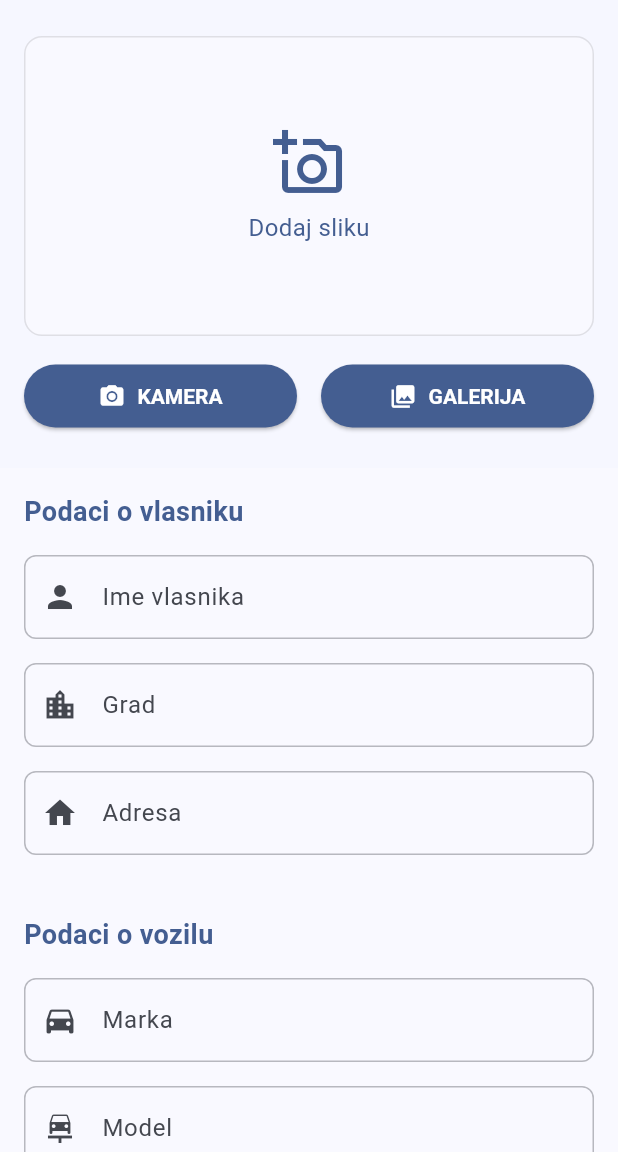
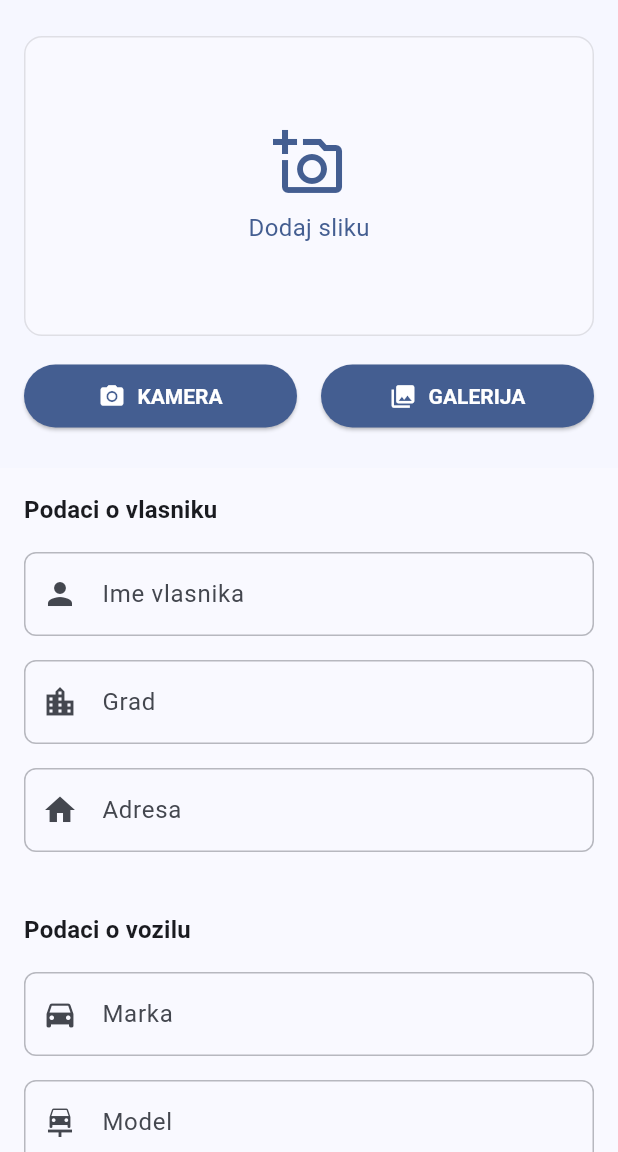
Before and after one commit to SebastijanKokai/Carlog, a Flutter app: the screen it shows once a user with an empty profile is signed in, after a tap on the "add" icon, on a phone screen of 412 x 824 dp, the part 84-1236 px from its top. Run offline on Flutter 3.47's test engine with Material 3 defaults, Android fonts, the phone set to English and light mode, and no system bars; our stand-ins replace cloud_firestore, firebase_auth, firebase_core, flutter_dotenv, flutter_image_compress, image_picker; missing offline and left inert: flutter_debouncer; accounts and stored records are empty; generated files the repository leaves out were written again.

Commit message:
refactor: move form sections to widgets and add sectionTitle to theme extensions

```diff
--- a/lib/extensions/theme_extensions.dart
+++ b/lib/extensions/theme_extensions.dart
@@ -9,6 +9,11 @@ extension ThemeX on BuildContext {
         fontWeight: FontWeight.bold,
         color: colorScheme.primary,
       );
+  TextStyle get sectionTitle =>
+      textTheme.titleMedium?.copyWith(
+        fontWeight: FontWeight.bold,
+      ) ??
+      const TextStyle(fontWeight: FontWeight.bold);
 
   Color get primaryColor => colorScheme.primary;
   Color get surfaceColor => colorScheme.surface;
--- a/lib/screens/car_entry/car_entry_screen.dart
+++ b/lib/screens/car_entry/car_entry_screen.dart
@@ -2,9 +2,10 @@ import 'dart:io';
 
 import 'package:carlog/models/car_details_model.dart';
 import 'package:carlog/screens/car_entry/car_entry_form_controller.dart';
+import 'package:carlog/screens/car_entry/widgets/additional_info_section.dart';
+import 'package:carlog/screens/car_entry/widgets/owner_data_section.dart';
+import 'package:carlog/screens/car_entry/widgets/vehicle_data_section.dart';
 import 'package:carlog/services/azure_document_service.dart';
-import 'package:carlog/widgets/form_section.dart';
-import 'package:carlog/widgets/form_text_field.dart';
 import 'package:carlog/widgets/image_picker_section.dart';
 import 'package:carlog/widgets/loading_overlay.dart';
 import 'package:cloud_firestore/cloud_firestore.dart';
@@ -166,83 +167,11 @@ class CarEntryScreenState extends State<CarEntryScreen> {
                 child: Column(
                   crossAxisAlignment: CrossAxisAlignment.stretch,
                   children: [
-                    FormSection(
-                      title: 'Podaci o vlasniku',
-                      fields: [
-                        FormTextField(
-                          controller: _formController.ownerController,
-                          label: 'Ime vlasnika',
-                          icon: Icons.person,
-                          validator: _formController.validateOwner,
-                        ),
-                        FormTextField(
-                          controller: _formController.cityController,
-                          label: 'Grad',
-                          icon: Icons.location_city,
-                        ),
-                        FormTextField(
-                          controller: _formController.addressController,
-                          label: 'Adresa',
-                          icon: Icons.home,
-                        ),
-                      ],
-                    ),
+                    OwnerDataSection(formController: _formController),
                     const SizedBox(height: 24),
-                    FormSection(
-                      title: 'Podaci o vozilu',
-                      fields: [
-                        FormTextField(
-                          controller: _formController.makeController,
-                          label: 'Marka',
-                          icon: Icons.directions_car,
-                          validator: _formController.validateMake,
-                        ),
-                        FormTextField(
-                          controller: _formController.modelController,
-                          label: 'Model',
-                          icon: Icons.car_repair,
-                          validator: _formController.validateModel,
-                        ),
-                        FormTextField(
-                          controller: _formController.chassisController,
-                          label: 'Broj šasije',
-                          icon: Icons.numbers,
-                        ),
-                        FormTextField(
-                          controller: _formController.engineDisplacementController,
-                          label: 'Zapremina motora',
-                          icon: Icons.speed,
-                        ),
-                        FormTextField(
-                          controller: _formController.enginePowerController,
-                          label: 'Snaga motora',
-                          icon: Icons.power,
-                        ),
-                        FormTextField(
-                          controller: _formController.typeOfFuelController,
-                          label: 'Vrsta goriva',
-                          icon: Icons.local_gas_station,
-                        ),
-                        FormTextField(
-                          controller: _formController.licenseController,
-                          label: 'Registracione tablice',
-                          icon: Icons.badge,
-                          validator: _formController.validateLicense,
-                        ),
-                      ],
-                    ),
+                    VehicleDataSection(formController: _formController),
                     const SizedBox(height: 24),
-                    FormSection(
-                      title: 'Dodatne informacije',
-                      fields: [
-                        FormTextField(
-                          controller: _formController.repairController,
-                          label: 'Napomene',
-                          icon: Icons.note_add,
-                          maxLines: 3,
-                        ),
-                      ],
-                    ),
+                    AdditionalInfoSection(formController: _formController),
                     const SizedBox(height: 32),
                     ElevatedButton(
                       onPressed: () => _saveCar(),
--- /dev/null
+++ b/lib/screens/car_entry/widgets/additional_info_section.dart
@@ -0,0 +1,28 @@
+import 'package:flutter/material.dart';
+import 'package:carlog/screens/car_entry/car_entry_form_controller.dart';
+import 'package:carlog/screens/car_entry/widgets/car_form_section.dart';
+import 'package:carlog/widgets/form_text_field.dart';
+
+class AdditionalInfoSection extends StatelessWidget {
+  final CarEntryFormController formController;
+
+  const AdditionalInfoSection({
+    super.key,
+    required this.formController,
+  });
+
+  @override
+  Widget build(BuildContext context) {
+    return CarFormSection(
+      title: 'Dodatne informacije',
+      fields: [
+        FormTextField(
+          controller: formController.repairController,
+          label: 'Napomene',
+          icon: Icons.note_add,
+          maxLines: 3,
+        ),
+      ],
+    );
+  }
+}
--- /dev/null
+++ b/lib/screens/car_entry/widgets/car_form_section.dart
@@ -0,0 +1,28 @@
+import 'package:flutter/material.dart';
+import 'package:carlog/extensions/theme_extensions.dart';
+
+class CarFormSection extends StatelessWidget {
+  final String title;
+  final List<Widget> fields;
+
+  const CarFormSection({
+    super.key,
+    required this.title,
+    required this.fields,
+  });
+
+  @override
+  Widget build(BuildContext context) {
+    return Column(
+      crossAxisAlignment: CrossAxisAlignment.stretch,
+      children: [
+        Text(
+          title,
+          style: context.sectionTitle,
+        ),
+        const SizedBox(height: 16),
+        ...fields,
+      ],
+    );
+  }
+}
--- /dev/null
+++ b/lib/screens/car_entry/widgets/owner_data_section.dart
@@ -0,0 +1,38 @@
+import 'package:flutter/material.dart';
+import 'package:carlog/screens/car_entry/car_entry_form_controller.dart';
+import 'package:carlog/screens/car_entry/widgets/car_form_section.dart';
+import 'package:carlog/widgets/form_text_field.dart';
+
+class OwnerDataSection extends StatelessWidget {
+  final CarEntryFormController formController;
+
+  const OwnerDataSection({
+    super.key,
+    required this.formController,
+  });
+
+  @override
+  Widget build(BuildContext context) {
+    return CarFormSection(
+      title: 'Podaci o vlasniku',
+      fields: [
+        FormTextField(
+          controller: formController.ownerController,
+          label: 'Ime vlasnika',
+          icon: Icons.person,
+          validator: formController.validateOwner,
+        ),
+        FormTextField(
+          controller: formController.cityController,
+          label: 'Grad',
+          icon: Icons.location_city,
+        ),
+        FormTextField(
+          controller: formController.addressController,
+          label: 'Adresa',
+          icon: Icons.home,
+        ),
+      ],
+    );
+  }
+}
--- /dev/null
+++ b/lib/screens/car_entry/widgets/vehicle_data_section.dart
@@ -0,0 +1,60 @@
+import 'package:flutter/material.dart';
+import 'package:carlog/screens/car_entry/car_entry_form_controller.dart';
+import 'package:carlog/screens/car_entry/widgets/car_form_section.dart';
+import 'package:carlog/widgets/form_text_field.dart';
+
+class VehicleDataSection extends StatelessWidget {
+  final CarEntryFormController formController;
+
+  const VehicleDataSection({
+    super.key,
+    required this.formController,
+  });
+
+  @override
+  Widget build(BuildContext context) {
+    return CarFormSection(
+      title: 'Podaci o vozilu',
+      fields: [
+        FormTextField(
+          controller: formController.makeController,
+          label: 'Marka',
+          icon: Icons.directions_car,
+          validator: formController.validateMake,
+        ),
+        FormTextField(
+          controller: formController.modelController,
+          label: 'Model',
+          icon: Icons.car_repair,
+          validator: formController.validateModel,
+        ),
+        FormTextField(
+          controller: formController.chassisController,
+          label: 'Broj šasije',
+          icon: Icons.numbers,
+        ),
+        FormTextField(
+          controller: formController.engineDisplacementController,
+          label: 'Zapremina motora',
+          icon: Icons.speed,
+        ),
+        FormTextField(
+          controller: formController.enginePowerController,
+          label: 'Snaga motora',
+          icon: Icons.power,
+        ),
+        FormTextField(
+          controller: formController.typeOfFuelController,
+          label: 'Vrsta goriva',
+          icon: Icons.local_gas_station,
+        ),
+        FormTextField(
+          controller: formController.licenseController,
+          label: 'Registracione tablice',
+          icon: Icons.badge,
+          validator: formController.validateLicense,
+        ),
+      ],
+    );
+  }
+}
```
